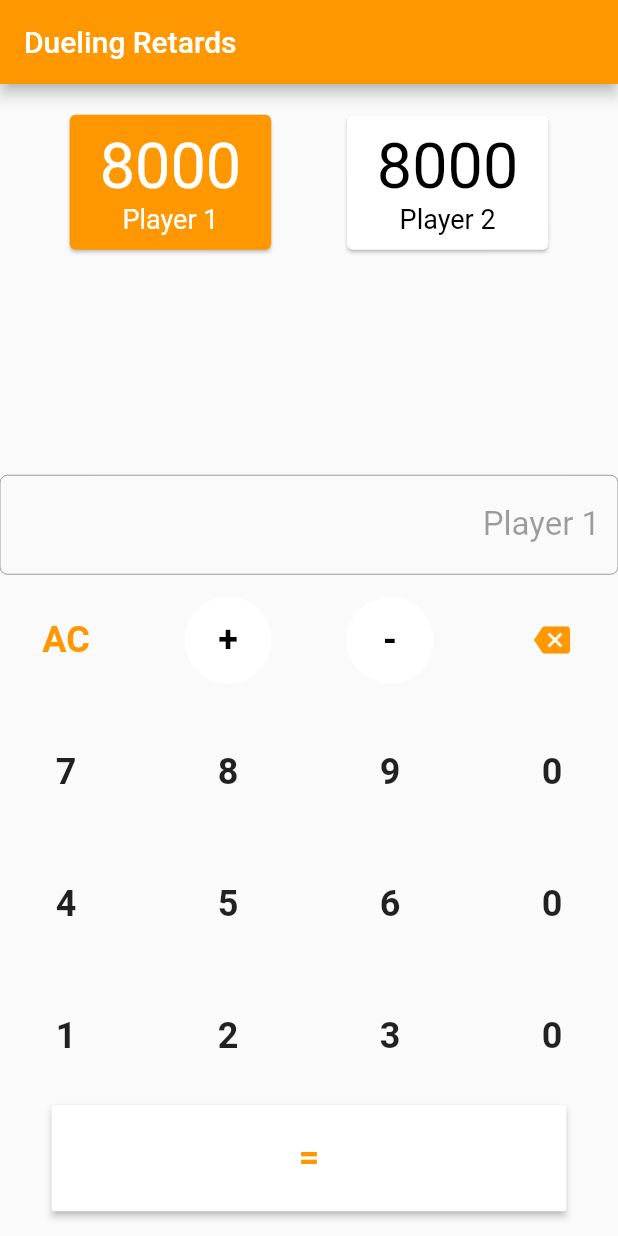
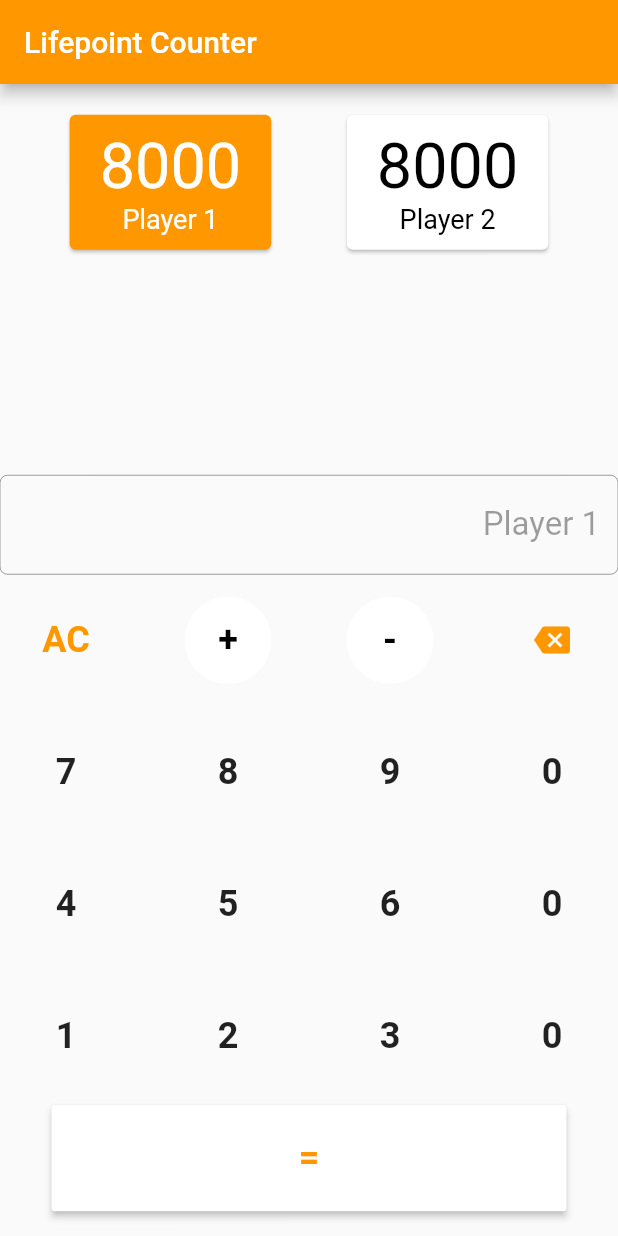
Before and after one commit to Kyleg97/Life-Point-Counter, a Flutter app: the screen it shows after launch, after a tap on an icon or button, on a phone screen of 412 x 824 dp. Run offline on Flutter 3.47's test engine with Material 2 defaults, Android fonts, the light colour scheme and no system bars.

Commit message:
Code clean up

```diff
--- a/lib/main.dart
+++ b/lib/main.dart
@@ -141,7 +141,7 @@ class _MyHomePageState extends State<MyHomePage> {
     return Scaffold(
       appBar: AppBar(
         title: Text(
-          "Dueling Retards",
+          "Lifepoint Counter",
           style: TextStyle(color: Colors.white),
         ),
         // actions: <Widget>[Icon(Icons.menu)],
```
